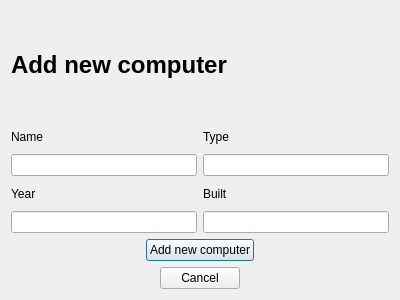
Qt form addcomputerdialog.ui (DORB/Verkur3GUI) before a commit.
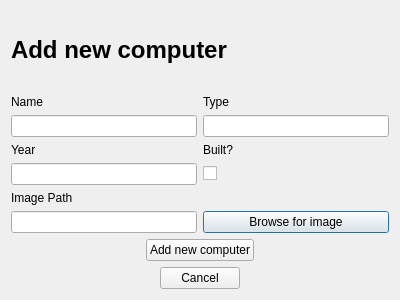
The same form after that commit.

Commit message: Er að vinna í image function á computers

Patch:
```diff
--- a/addcomputerdialog.ui
+++ b/addcomputerdialog.ui
@@ -56,12 +56,33 @@
      <item row="2" column="1">
       <widget class="QLabel" name="label_5">
        <property name="text">
-        <string>Built</string>
+        <string>Built?</string>
+       </property>
+      </widget>
+     </item>
+     <item row="4" column="0">
+      <widget class="QLabel" name="label_6">
+       <property name="text">
+        <string>Image Path</string>
+       </property>
+      </widget>
+     </item>
+     <item row="5" column="0">
+      <widget class="QLineEdit" name="input_computers_image_path"/>
+     </item>
+     <item row="5" column="1">
+      <widget class="QPushButton" name="button_browse_computer_image">
+       <property name="text">
+        <string>Browse for image</string>
        </property>
       </widget>
      </item>
      <item row="3" column="1">
-      <widget class="QLineEdit" name="input_add_computers_built"/>
+      <widget class="QCheckBox" name="check_box_computer_built">
+       <property name="text">
+        <string/>
+       </property>
+      </widget>
      </item>
     </layout>
    </item>
```
The commit also changes 8 other files.
